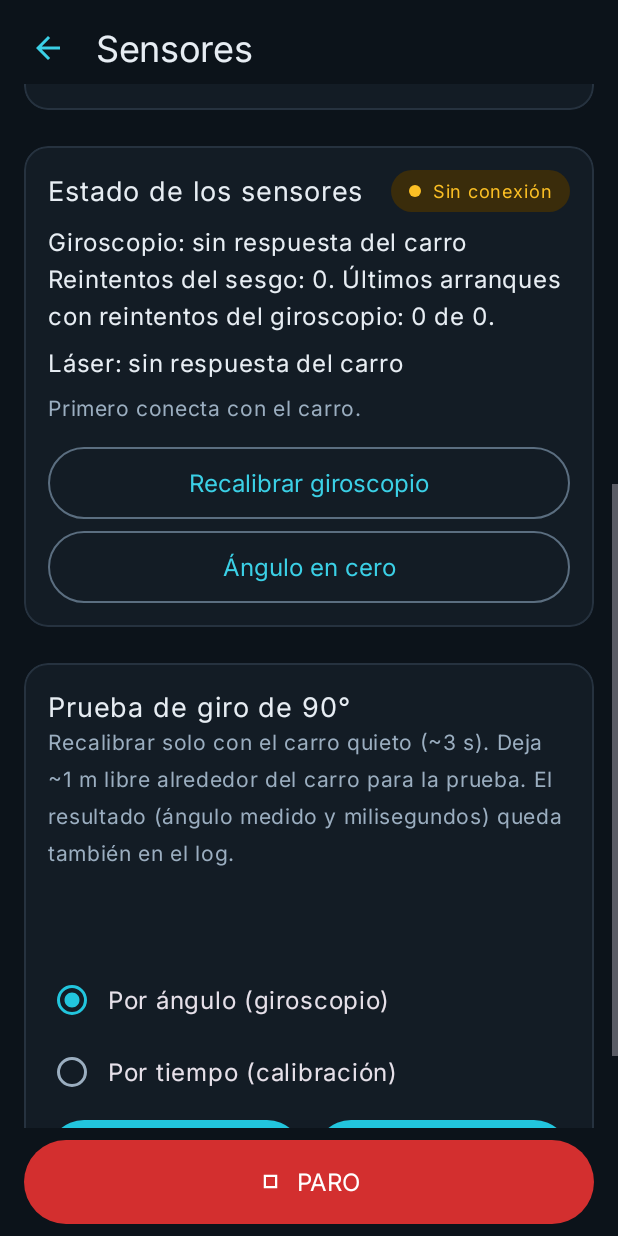
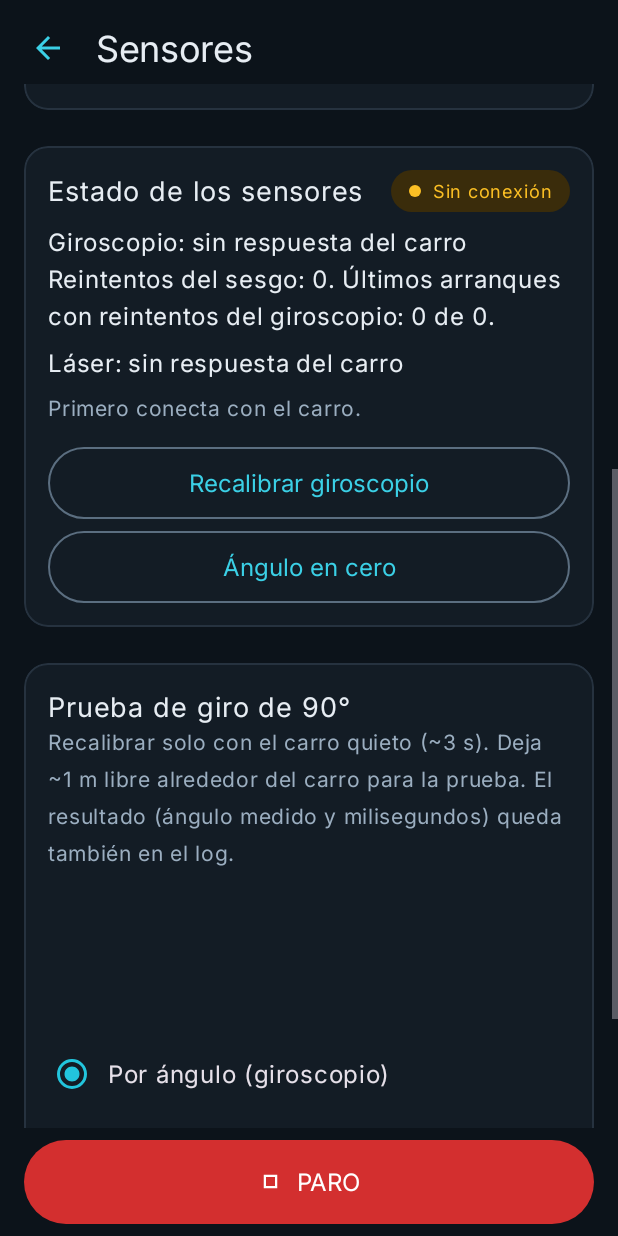
Before and after one commit to fernandosegrr/fsi_proyect, an Android app: the SensoresActivity screen opened directly, with no data from a screen before it, scrolled down 486 dp, on a phone screen of 412 x 824 dp. Run offline under Robolectric (Android 15) with nearby library versions, the light colour scheme and no system bars; 3 statements that could not run were skipped.

Commit message:
J14 A3: fijar altura del resultado de sensores

```diff
--- a/app_android/app/src/main/res/layout/activity_sensores.xml
+++ b/app_android/app/src/main/res/layout/activity_sensores.xml
@@ -243,7 +243,8 @@
                         style="@style/Texto.Cifras"
                         android:layout_width="match_parent"
                         android:layout_height="wrap_content"
-                        android:minLines="2"
+                        android:lines="4"
+                        android:ellipsize="end"
                         android:layout_marginTop="@dimen/e1" />
 
                     <RadioGroup
```
Also changed, not shown: 2 other files.
